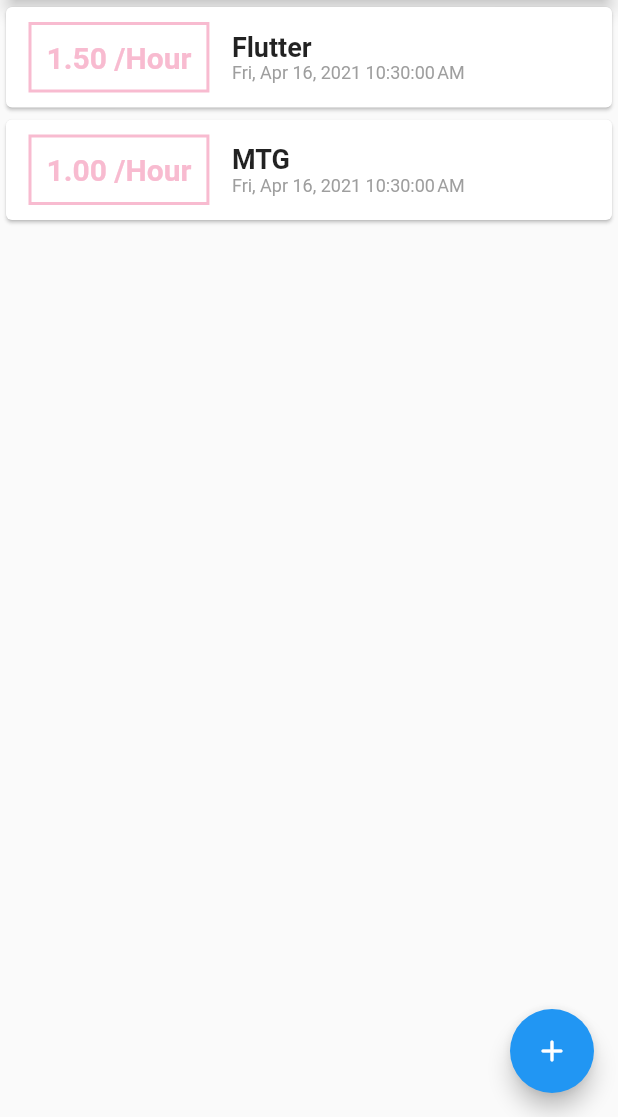
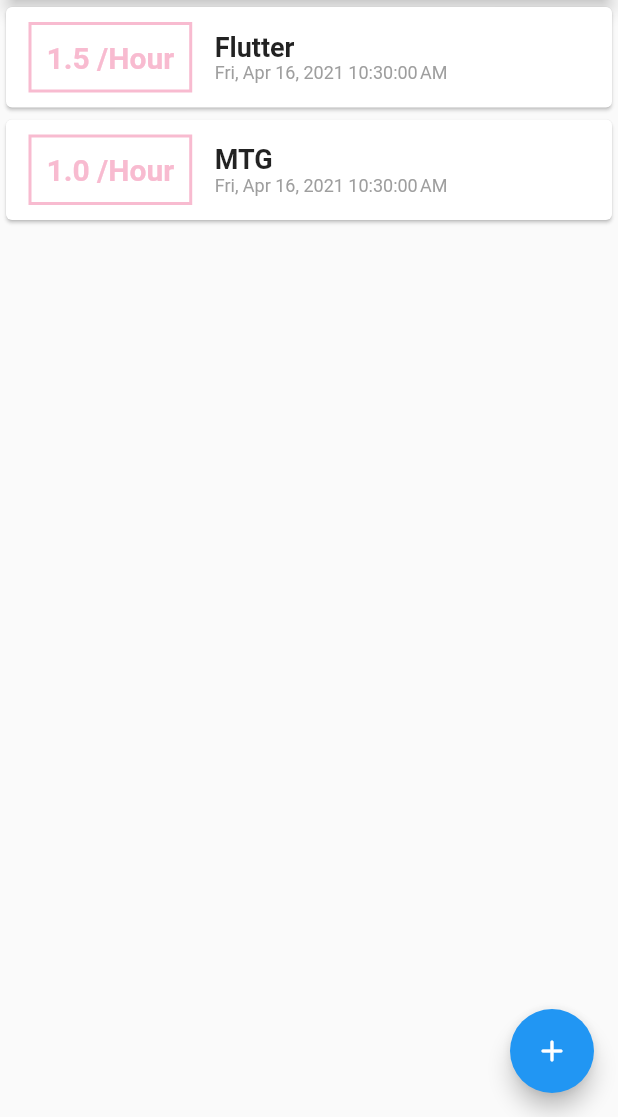
Before and after one commit to mayukohayashi/benkyoutimer_flutter, a Flutter app: the screen it shows after launch, on a phone screen of 412 x 824 dp, the part 119-1236 px from its top. Run offline on Flutter 3.47's test engine with Material 2 defaults, Android fonts, the phone set to English and light mode, and no system bars.

Commit message:
update: 小数点以下1桁に

```diff
--- a/lib/widgets/transaction_list.dart
+++ b/lib/widgets/transaction_list.dart
@@ -27,7 +27,7 @@
                   )),
                   padding: EdgeInsets.all(10),
                   child: Text(
-                    "${transactions[index].amount.toStringAsFixed(2)} /Hour",
+                    "${transactions[index].amount.toStringAsFixed(1)} /Hour",
                     style: TextStyle(
                         fontWeight: FontWeight.bold,
                         fontSize: 20,
```
